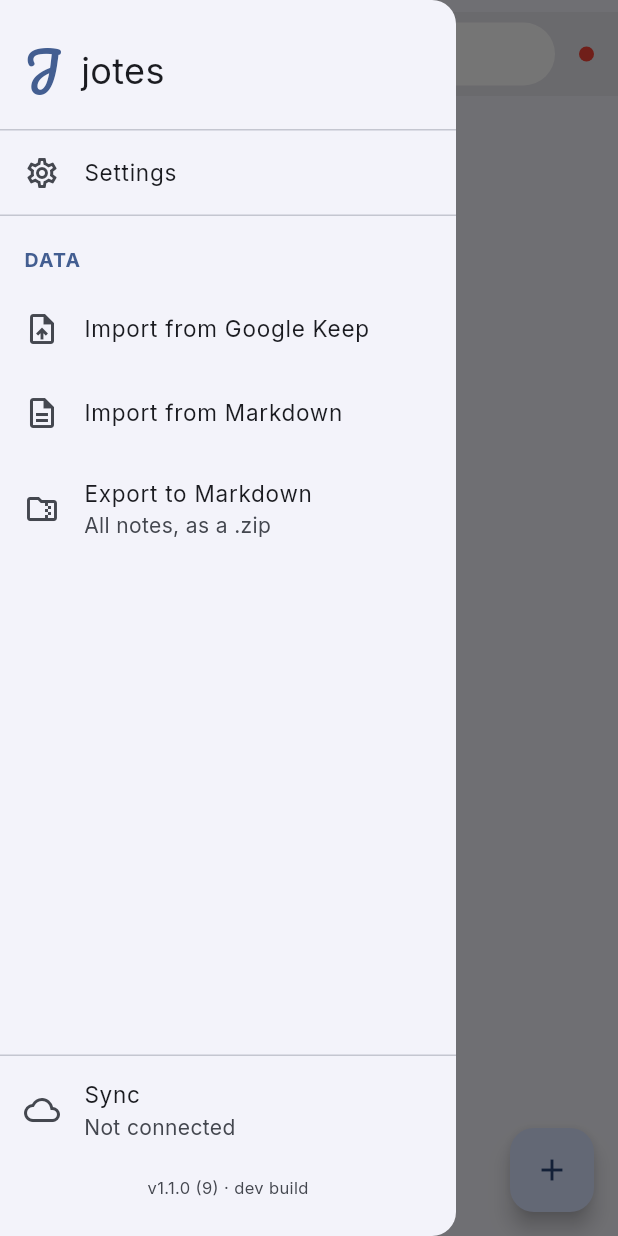
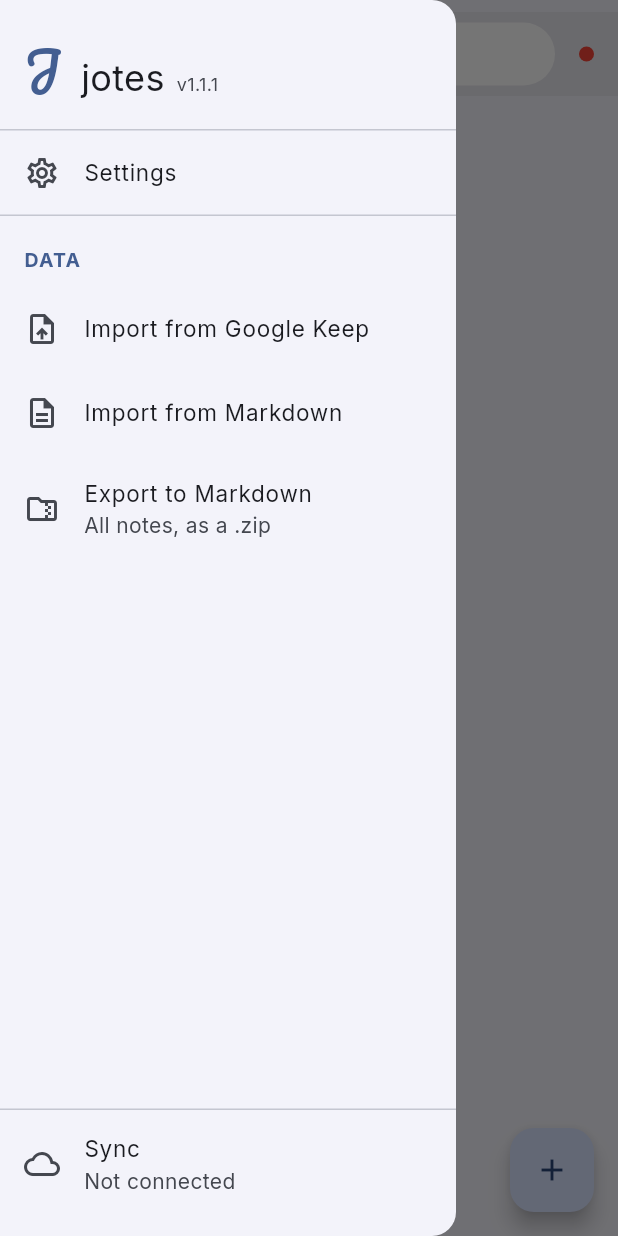
Before and after one commit to jayemar/jotes, a Flutter app: the screen it shows after launch, with the side drawer open, on a phone screen of 412 x 824 dp. Run offline on Flutter 3.47's test engine with Material 3 defaults, Android fonts, the phone set to English and light mode, and no system bars; our stand-ins replace file_picker, flutter_local_notifications, flutter_riverpod, google_fonts, package_info_plus, pocketbase and 5 more; missing offline and left inert: home_widget, unifiedpush.

Commit message:
Move the version to the drawer header, drop build number/timestamp, bump to 1.1.1
The drawer's version display moves from its own line at the bottom
(under the Sync row) to right beside "jotes" in the header, and now
shows only the semantic version (e.g. "v1.1.1") - the build number and
build timestamp it used to also show weren't meaningful to an end user
and are dropped entirely, including the now-dead BUILD_TIMESTAMP
dart-define plumbing in build-apk.sh and lib/build_info.dart.

Version bumped to 1.1.1 for this release line.

Co-Authored-By: Claude Sonnet 5 <noreply@anthropic.com>

```diff
--- a/lib/build_info.dart
+++ /dev/null
@@ -1,7 +0,0 @@
-/// Wall-clock time this build was compiled, injected via
-/// `--dart-define=BUILD_TIMESTAMP=...` in build-apk.sh - not available to
-/// ad-hoc `flutter build`/`flutter run` invocations that skip that flag.
-const buildTimestamp = String.fromEnvironment(
-  'BUILD_TIMESTAMP',
-  defaultValue: 'dev build',
-);
--- a/lib/screens/notes_screen.dart
+++ b/lib/screens/notes_screen.dart
@@ -7,7 +7,6 @@ import 'package:flutter/material.dart';
 import 'package:flutter_riverpod/flutter_riverpod.dart';
 import 'package:flutter_staggered_grid_view/flutter_staggered_grid_view.dart';
 import 'package:shared_preferences/shared_preferences.dart';
-import '../build_info.dart';
 import '../models/note.dart';
 import '../providers/app_info_provider.dart';
 import '../providers/notes_provider.dart';
@@ -410,11 +409,20 @@ class _NotesScreenState extends ConsumerState<NotesScreen> {
     final onSurface = Theme.of(context).colorScheme.onSurface;
     final itemStyle = AppTextStyles.of(context).item;
     final syncState = ref.watch(syncProvider);
+    final packageInfoAsync = ref.watch(packageInfoProvider);
+    // Semantic version only - no build number/timestamp, which were only
+    // ever useful for confirming which build is installed, not something
+    // an end user needs to see on every drawer open.
+    final versionText = packageInfoAsync.when(
+      data: (info) => 'v${info.version}',
+      loading: () => '',
+      error: (_, _) => '',
+    );
 
     return Drawer(
       child: SafeArea(
-        // `minimum` guarantees breathing room below the pinned Sync/version
-        // footer even on devices where the system nav bar's reported inset
+        // `minimum` guarantees breathing room below the pinned Sync row
+        // even on devices where the system nav bar's reported inset
         // doesn't fully cover its own visual footprint (seen on a tablet
         // with an on-screen nav bar overlapping the drawer's last row).
         minimum: const EdgeInsets.only(bottom: 12),
@@ -427,6 +435,8 @@ class _NotesScreenState extends ConsumerState<NotesScreen> {
                     padding: const EdgeInsets.fromLTRB(16, 24, 16, 16),
                     child: Row(
                       mainAxisSize: MainAxisSize.min,
+                      crossAxisAlignment: CrossAxisAlignment.baseline,
+                      textBaseline: TextBaseline.alphabetic,
                       children: [
                         Text(
                           'J',
@@ -443,6 +453,16 @@ class _NotesScreenState extends ConsumerState<NotesScreen> {
                             fontSize: 24,
                             fontWeight: FontWeight.w400,
                             color: onSurface,
+                          ),
+                        ),
+                        const SizedBox(width: 8),
+                        Text(
+                          versionText,
+                          style: TextStyle(
+                            fontSize: 12,
+                            color: Theme.of(
+                              context,
+                            ).colorScheme.onSurfaceVariant,
                           ),
                         ),
                       ],
@@ -517,32 +537,7 @@ class _NotesScreenState extends ConsumerState<NotesScreen> {
                 );
               },
             ),
-            _drawerVersionFooter(context),
           ],
-        ),
-      ),
-    );
-  }
-
-  /// A section grouping's own name ("Appearance", "Data") - the most
-  /// Version + build timestamp, pinned under the Sync row at the very
-  /// bottom of the drawer - useful for confirming which build is actually
-  /// installed on a given device, separate from the app's own settings.
-  Widget _drawerVersionFooter(BuildContext context) {
-    final packageInfoAsync = ref.watch(packageInfoProvider);
-    final versionText = packageInfoAsync.when(
-      data: (info) => 'v${info.version} (${info.buildNumber})',
-      loading: () => '',
-      error: (_, _) => '',
-    );
-    final parts = [versionText, buildTimestamp].where((s) => s.isNotEmpty);
-    return Padding(
-      padding: const EdgeInsets.fromLTRB(16, 8, 16, 12),
-      child: Text(
-        parts.join(' · '),
-        style: TextStyle(
-          fontSize: 11,
-          color: Theme.of(context).colorScheme.onSurfaceVariant,
         ),
       ),
     );
--- a/pubspec.yaml
+++ b/pubspec.yaml
@@ -14,7 +14,7 @@ publish_to: 'none'
 # https://developer.apple.com/library/archive/documentation/General/Reference/InfoPlistKeyReference/Articles/CoreFoundationKeys.html
 # In Windows, build-name is used as the major, minor, and patch parts
 # of the product and file versions while build-number is used as the build suffix.
-version: 1.1.0+9
+version: 1.1.1+10
 
 environment:
   sdk: ^3.12.2
```
Also changed, not shown: 2 other files.
